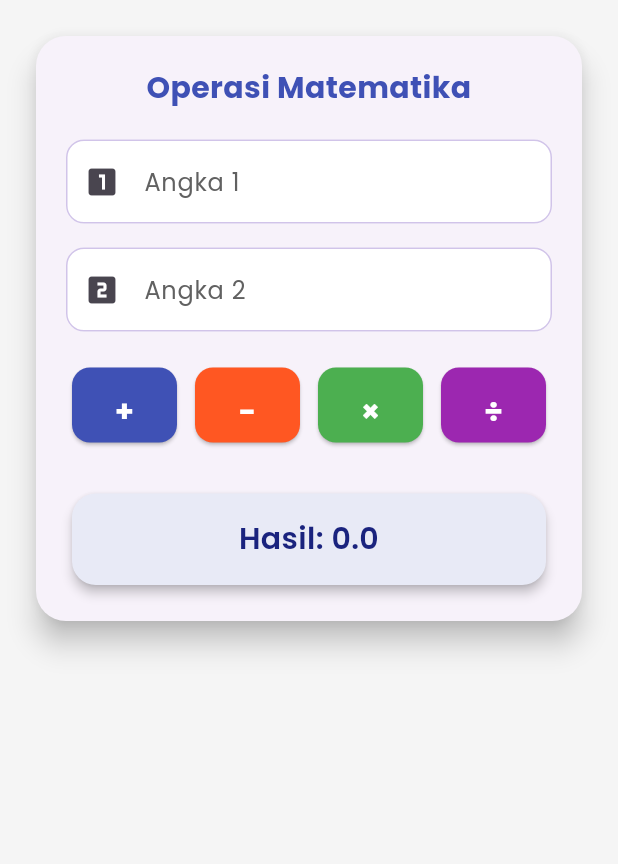
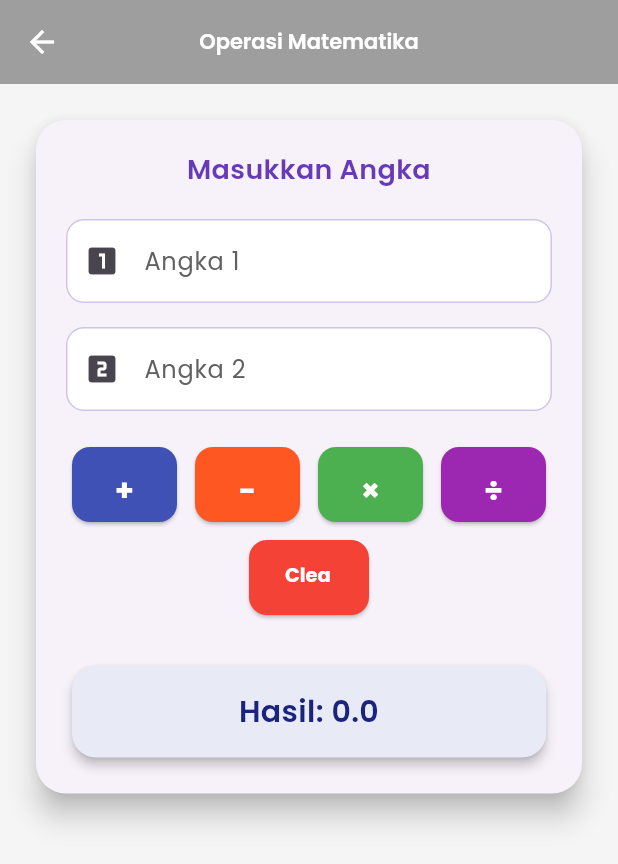
Before and after one commit to Fendyra/math_app, a Flutter app: the MathOperationsPage screen opened directly, after a tap on an icon or button, on a phone screen of 412 x 824 dp. Shown: the top 864 px of the screen. Run offline on Flutter 3.47's test engine with Material 3 defaults, Android fonts, the phone set to English and light mode, and no system bars; our stand-ins replace google_fonts.

Commit message:
Update UI

```diff
--- a/lib/math_operations_page.dart
+++ b/lib/math_operations_page.dart
@@ -1,4 +1,5 @@
 import 'package:flutter/material.dart';
+import 'package:google_fonts/google_fonts.dart';
 
 class MathOperationsPage extends StatefulWidget {
   @override
@@ -22,9 +23,11 @@ class _MathOperationsPageState extends State<MathOperationsPage> {
       case '-':
         res = a - b;
         break;
+      case '×':
       case '*':
         res = a * b;
         break;
+      case '÷':
       case '/':
         res = b != 0 ? a / b : double.infinity;
         break;
@@ -35,9 +38,23 @@ class _MathOperationsPageState extends State<MathOperationsPage> {
     });
   }
 
+  void clearFields() {
+    setState(() {
+      num1Controller.clear();
+      num2Controller.clear();
+      result = '';
+    });
+  }
+
   @override
   Widget build(BuildContext context) {
-    return ListView(
+    return Scaffold(
+      appBar: AppBar(
+        title: Text("Operasi Matematika"),
+        centerTitle: true,
+        backgroundColor: Colors.grey,
+      ),
+      body: ListView(
         padding: EdgeInsets.all(20),
         children: [
           Card(
@@ -51,12 +68,11 @@ class _MathOperationsPageState extends State<MathOperationsPage> {
                 crossAxisAlignment: CrossAxisAlignment.stretch,
                 children: [
                   Text(
-                  "Operasi Matematika",
-                  style: TextStyle(
-                    fontFamily: 'Poppins',
-                    fontSize: 20,
-                    fontWeight: FontWeight.bold,
-                    color: Colors.indigo,
+                    "Masukkan Angka",
+                    style: GoogleFonts.poppins(
+                      fontSize: 18,
+                      fontWeight: FontWeight.w600,
+                      color: Colors.deepPurple,
                     ),
                     textAlign: TextAlign.center,
                   ),
@@ -94,6 +110,7 @@ class _MathOperationsPageState extends State<MathOperationsPage> {
                       _buildOperationButton("-", Colors.deepOrange),
                       _buildOperationButton("×", Colors.green),
                       _buildOperationButton("÷", Colors.purple),
+                      _buildClearButton(),
                     ],
                   ),
                   SizedBox(height: 30),
@@ -123,6 +140,7 @@ class _MathOperationsPageState extends State<MathOperationsPage> {
             ),
           ),
         ],
+      ),
     );
   }
 
@@ -150,4 +168,29 @@ class _MathOperationsPageState extends State<MathOperationsPage> {
       ),
     );
   }
+
+  Widget _buildClearButton() {
+    return SizedBox(
+      width: 80,
+      height: 50,
+      child: ElevatedButton(
+        onPressed: clearFields,
+        style: ElevatedButton.styleFrom(
+          backgroundColor: Colors.red,
+          shape: RoundedRectangleBorder(
+            borderRadius: BorderRadius.circular(12),
+          ),
+        ),
+        child: Text(
+          "Clear",
+          style: TextStyle(
+            fontSize: 13,
+            fontFamily: 'Poppins',
+            color: Colors.white,
+            fontWeight: FontWeight.bold,
+          ),
+        ),
+      ),
+    );
   }
+}
--- a/lib/odd_even_page.dart
+++ b/lib/odd_even_page.dart
@@ -26,7 +26,7 @@ class _OddEvenPageState extends State<OddEvenPage> {
           style: GoogleFonts.poppins(fontWeight: FontWeight.w600),
         ),
         centerTitle: true,
-        backgroundColor: Colors.deepPurple,
+        backgroundColor: Colors.grey,
         elevation: 0,
       ),
       body: Container(
--- a/lib/sum_page.dart
+++ b/lib/sum_page.dart
@@ -30,7 +30,7 @@ class _SumPageState extends State<SumPage> {
           style: GoogleFonts.poppins(fontWeight: FontWeight.w600),
         ),
         centerTitle: true,
-        backgroundColor: Colors.deepPurple,
+        backgroundColor: Colors.grey,
         elevation: 0,
       ),
       body: Container(
--- a/lib/team_page.dart
+++ b/lib/team_page.dart
@@ -62,7 +62,7 @@ class _TeamPageState extends State<TeamPage> {
             color: Colors.white,
           ),
         ),
-        backgroundColor: Colors.deepPurple,
+        backgroundColor: Colors.grey,
         centerTitle: true,
         elevation: 0,
       ),
```
Lines whose indentation alone changed are shown as unchanged.
